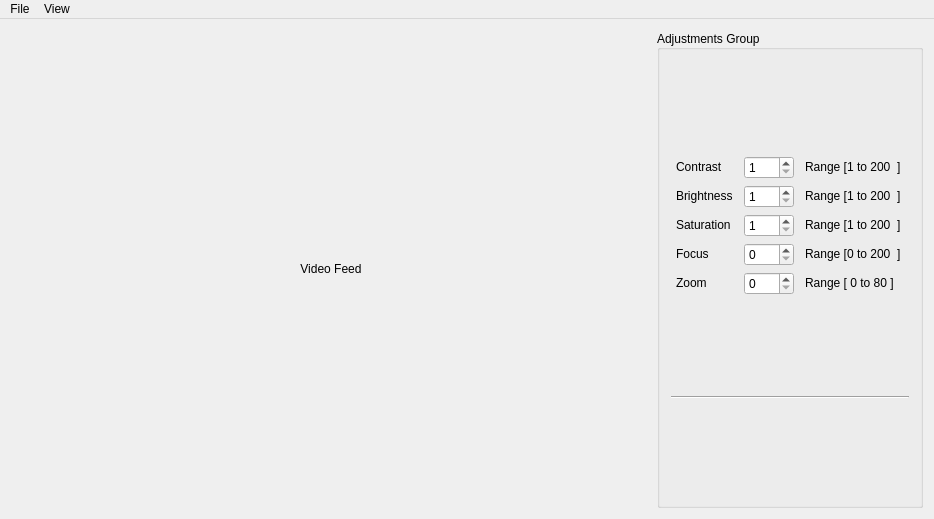
Before: the Qt Designer form mainwindow.ui in JustasBart/DigitalInspectionAndMeasurement, drawn with Qt 5.
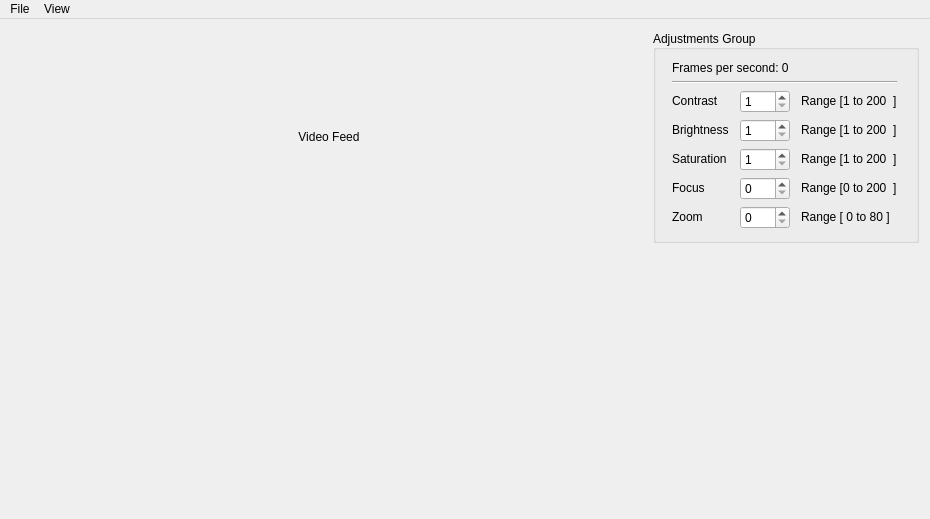
After: the same form once the commit is applied.

The edit to the form file:
```diff
--- a/mainwindow.ui
+++ b/mainwindow.ui
@@ -19,6 +19,9 @@
   <property name="windowTitle">
    <string>MainWindow</string>
   </property>
+  <property name="documentMode">
+   <bool>true</bool>
+  </property>
   <widget class="QWidget" name="centralWidget">
    <layout class="QHBoxLayout" name="horizontalLayout">
     <property name="sizeConstraint">
@@ -27,14 +30,14 @@
     <item>
      <widget class="QLabel" name="videoLabel">
       <property name="sizePolicy">
-       <sizepolicy hsizetype="Fixed" vsizetype="Preferred">
+       <sizepolicy hsizetype="Minimum" vsizetype="Minimum">
         <horstretch>0</horstretch>
         <verstretch>0</verstretch>
        </sizepolicy>
       </property>
       <property name="minimumSize">
        <size>
-        <width>640</width>
+        <width>0</width>
         <height>0</height>
        </size>
       </property>
@@ -79,13 +82,16 @@
        <set>Qt::AlignLeading|Qt::AlignLeft|Qt::AlignVCenter</set>
       </property>
       <layout class="QVBoxLayout" name="verticalLayout_3">
+       <property name="sizeConstraint">
+        <enum>QLayout::SetMaximumSize</enum>
+       </property>
        <item>
         <layout class="QGridLayout" name="gridLayout">
          <property name="sizeConstraint">
           <enum>QLayout::SetMaximumSize</enum>
          </property>
-         <item row="0" column="0">
-          <widget class="QLabel" name="contrastLabel">
+         <item row="0" column="0" colspan="3">
+          <widget class="QLabel" name="fpsLabel">
            <property name="sizePolicy">
             <sizepolicy hsizetype="Maximum" vsizetype="Maximum">
              <horstretch>0</horstretch>
@@ -93,33 +99,11 @@
             </sizepolicy>
            </property>
            <property name="text">
-            <string>Contrast</string>
+            <string>Frames per second: 0</string>
            </property>
           </widget>
          </item>
-         <item row="2" column="1">
-          <widget class="QSpinBox" name="spinBox_3">
-           <property name="sizePolicy">
-            <sizepolicy hsizetype="Maximum" vsizetype="Maximum">
-             <horstretch>0</horstretch>
-             <verstretch>0</verstretch>
-            </sizepolicy>
-           </property>
-           <property name="minimumSize">
-            <size>
-             <width>50</width>
-             <height>0</height>
-            </size>
-           </property>
-           <property name="minimum">
-            <number>1</number>
-           </property>
-           <property name="maximum">
-            <number>200</number>
-           </property>
-          </widget>
-         </item>
-         <item row="3" column="1">
+         <item row="5" column="1">
           <widget class="QSpinBox" name="spinBox_4">
            <property name="sizePolicy">
             <sizepolicy hsizetype="Maximum" vsizetype="Maximum">
@@ -139,7 +123,7 @@
           </widget>
          </item>
          <item row="4" column="1">
-          <widget class="QSpinBox" name="spinBox_5">
+          <widget class="QSpinBox" name="spinBox_3">
            <property name="sizePolicy">
             <sizepolicy hsizetype="Maximum" vsizetype="Maximum">
              <horstretch>0</horstretch>
@@ -152,13 +136,16 @@
              <height>0</height>
             </size>
            </property>
+           <property name="minimum">
+            <number>1</number>
+           </property>
            <property name="maximum">
-            <number>80</number>
+            <number>200</number>
            </property>
           </widget>
          </item>
          <item row="2" column="0">
-          <widget class="QLabel" name="saturationLabel">
+          <widget class="QLabel" name="contrastLabel">
            <property name="sizePolicy">
             <sizepolicy hsizetype="Maximum" vsizetype="Maximum">
              <horstretch>0</horstretch>
@@ -166,11 +153,11 @@
             </sizepolicy>
            </property>
            <property name="text">
-            <string>Saturation</string>
+            <string>Contrast</string>
            </property>
           </widget>
          </item>
-         <item row="3" column="0">
+         <item row="5" column="0">
           <widget class="QLabel" name="focusLabel">
            <property name="sizePolicy">
             <sizepolicy hsizetype="Maximum" vsizetype="Maximum">
@@ -183,7 +170,7 @@
            </property>
           </widget>
          </item>
-         <item row="1" column="1">
+         <item row="3" column="1">
           <widget class="QSpinBox" name="spinBox_2">
            <property name="sizePolicy">
             <sizepolicy hsizetype="Maximum" vsizetype="Maximum">
@@ -205,30 +192,8 @@
            </property>
           </widget>
          </item>
-         <item row="0" column="1">
-          <widget class="QSpinBox" name="spinBox">
-           <property name="sizePolicy">
-            <sizepolicy hsizetype="Maximum" vsizetype="Maximum">
-             <horstretch>0</horstretch>
-             <verstretch>0</verstretch>
-            </sizepolicy>
-           </property>
-           <property name="minimumSize">
-            <size>
-             <width>50</width>
-             <height>0</height>
-            </size>
-           </property>
-           <property name="minimum">
-            <number>1</number>
-           </property>
-           <property name="maximum">
-            <number>200</number>
-           </property>
-          </widget>
-         </item>
          <item row="4" column="0">
-          <widget class="QLabel" name="zoomLabel">
+          <widget class="QLabel" name="saturationLabel">
            <property name="sizePolicy">
             <sizepolicy hsizetype="Maximum" vsizetype="Maximum">
              <horstretch>0</horstretch>
@@ -236,11 +201,52 @@
             </sizepolicy>
            </property>
            <property name="text">
-            <string>Zoom</string>
+            <string>Saturation</string>
            </property>
           </widget>
          </item>
-         <item row="1" column="0">
+         <item row="6" column="1">
+          <widget class="QSpinBox" name="spinBox_5">
+           <property name="sizePolicy">
+            <sizepolicy hsizetype="Maximum" vsizetype="Maximum">
+             <horstretch>0</horstretch>
+             <verstretch>0</verstretch>
+            </sizepolicy>
+           </property>
+           <property name="minimumSize">
+            <size>
+             <width>50</width>
+             <height>0</height>
+            </size>
+           </property>
+           <property name="maximum">
+            <number>80</number>
+           </property>
+          </widget>
+         </item>
+         <item row="2" column="1">
+          <widget class="QSpinBox" name="spinBox">
+           <property name="sizePolicy">
+            <sizepolicy hsizetype="Maximum" vsizetype="Maximum">
+             <horstretch>0</horstretch>
+             <verstretch>0</verstretch>
+            </sizepolicy>
+           </property>
+           <property name="minimumSize">
+            <size>
+             <width>50</width>
+             <height>0</height>
+            </size>
+           </property>
+           <property name="minimum">
+            <number>1</number>
+           </property>
+           <property name="maximum">
+            <number>200</number>
+           </property>
+          </widget>
+         </item>
+         <item row="3" column="0">
           <widget class="QLabel" name="BrightnessLabel">
            <property name="sizePolicy">
             <sizepolicy hsizetype="Maximum" vsizetype="Maximum">
@@ -253,33 +259,33 @@
            </property>
           </widget>
          </item>
-         <item row="0" column="2">
-          <widget class="QLabel" name="rangeLabel">
-           <property name="sizePolicy">
-            <sizepolicy hsizetype="Maximum" vsizetype="Maximum">
-             <horstretch>0</horstretch>
-             <verstretch>0</verstretch>
-            </sizepolicy>
-           </property>
-           <property name="text">
-            <string>Range [1 to 200  ]</string>
-           </property>
-          </widget>
-         </item>
-         <item row="1" column="2">
-          <widget class="QLabel" name="rangeLabel2">
-           <property name="sizePolicy">
-            <sizepolicy hsizetype="Maximum" vsizetype="Maximum">
-             <horstretch>0</horstretch>
-             <verstretch>0</verstretch>
-            </sizepolicy>
-           </property>
-           <property name="text">
-            <string>Range [1 to 200  ]</string>
-           </property>
-          </widget>
-         </item>
          <item row="2" column="2">
+          <widget class="QLabel" name="rangeLabel">
+           <property name="sizePolicy">
+            <sizepolicy hsizetype="Maximum" vsizetype="Maximum">
+             <horstretch>0</horstretch>
+             <verstretch>0</verstretch>
+            </sizepolicy>
+           </property>
+           <property name="text">
+            <string>Range [1 to 200  ]</string>
+           </property>
+          </widget>
+         </item>
+         <item row="6" column="0">
+          <widget class="QLabel" name="zoomLabel">
+           <property name="sizePolicy">
+            <sizepolicy hsizetype="Maximum" vsizetype="Maximum">
+             <horstretch>0</horstretch>
+             <verstretch>0</verstretch>
+            </sizepolicy>
+           </property>
+           <property name="text">
+            <string>Zoom</string>
+           </property>
+          </widget>
+         </item>
+         <item row="4" column="2">
           <widget class="QLabel" name="rangeLabel3">
            <property name="sizePolicy">
             <sizepolicy hsizetype="Maximum" vsizetype="Maximum">
@@ -293,7 +299,7 @@
           </widget>
          </item>
          <item row="3" column="2">
-          <widget class="QLabel" name="rangeLabel4">
+          <widget class="QLabel" name="rangeLabel2">
            <property name="sizePolicy">
             <sizepolicy hsizetype="Maximum" vsizetype="Maximum">
              <horstretch>0</horstretch>
@@ -301,11 +307,11 @@
             </sizepolicy>
            </property>
            <property name="text">
-            <string>Range [0 to 200  ]</string>
+            <string>Range [1 to 200  ]</string>
            </property>
           </widget>
          </item>
-         <item row="4" column="2">
+         <item row="6" column="2">
           <widget class="QLabel" name="rangeLabel5">
            <property name="sizePolicy">
             <sizepolicy hsizetype="Maximum" vsizetype="Maximum">
@@ -318,15 +324,28 @@
            </property>
           </widget>
          </item>
+         <item row="5" column="2">
+          <widget class="QLabel" name="rangeLabel4">
+           <property name="sizePolicy">
+            <sizepolicy hsizetype="Maximum" vsizetype="Maximum">
+             <horstretch>0</horstretch>
+             <verstretch>0</verstretch>
+            </sizepolicy>
+           </property>
+           <property name="text">
+            <string>Range [0 to 200  ]</string>
+           </property>
+          </widget>
+         </item>
+         <item row="1" column="0" colspan="3">
+          <widget class="Line" name="line">
+           <property name="orientation">
+            <enum>Qt::Horizontal</enum>
+           </property>
+          </widget>
+         </item>
         </layout>
        </item>
-       <item>
-        <widget class="Line" name="line">
-         <property name="orientation">
-          <enum>Qt::Horizontal</enum>
-         </property>
-        </widget>
-       </item>
        <item>
         <layout class="QVBoxLayout" name="verticalLayout_2"/>
        </item>
```
Left out of the diff: 10 changed lines with no effect on the pictures.
